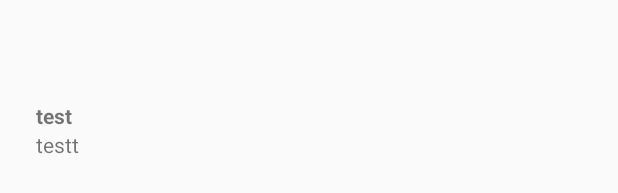
After one commit to niekvlessert/ViGaMuP, an Android app: the layout activity_custom_notification.xml on its own in the app's theme, with its tools: preview values and no code run, on a phone screen of 412 x 824 dp. The commit adds this screen. Shown: the part 488-681 px from the top of the screen. Run offline under Robolectric (Android 15) with nearby library versions, the phone set to English and light mode, and no system bars.

Commit message:
- Bluetooth state fixes - Playback bar in activity will display correct status when starting the activity half way - Fix track numbers, start at 01 instead of 00 - Initial Custom Notification

```diff
--- a/app/src/main/java/nl/vlessert/vigamup/Game.java
+++ b/app/src/main/java/nl/vlessert/vigamup/Game.java
@@ -103,7 +103,7 @@ public class Game {
                 return false;
             } else {
                 for (int i =0; i < trackList.length; i++){
-                    if (i<10) title = "0"+ Integer.toString(i); else title = Integer.toString(i);
+                    if (i+1<10) title = "0"+ Integer.toString(i+1); else title = Integer.toString(i+1);
                     title += " - Track " + trackList[i];
                     trackInformation.add(new GameTrack(trackList[i], title, 30, 0, true));
                 }
--- /dev/null
+++ b/app/src/main/res/layout/activity_custom_notification.xml
@@ -0,0 +1,42 @@
+<?xml version="1.0" encoding="utf-8"?>
+
+<RelativeLayout xmlns:android="http://schemas.android.com/apk/res/android"
+    android:layout_width="match_parent"
+    android:layout_height="match_parent"
+    style="@android:style/TextAppearance.StatusBar.EventContent"
+    >
+
+    <ImageView
+        android:id="@+id/imagenotileft"
+        android:layout_width="wrap_content"
+        android:layout_height="match_parent"
+        android:layout_margin="8dp"
+        android:contentDescription="@string/app_name"/>
+
+
+    <LinearLayout
+        android:layout_width="wrap_content"
+        android:layout_height="match_parent"
+        android:layout_alignParentBottom="false"
+        android:layout_margin="8dp"
+        android:layout_toRightOf="@+id/imagenotileft"
+        android:gravity="center_vertical"
+        android:orientation="vertical">
+
+        <TextView
+            android:id="@+id/title"
+            android:layout_width="wrap_content"
+            android:layout_height="wrap_content"
+            android:text="test"
+            android:textStyle="bold"
+            />
+
+        <TextView
+            android:id="@+id/text"
+            android:layout_width="wrap_content"
+            android:layout_height="wrap_content"
+            android:text="testt"
+            />
+    </LinearLayout>
+
+</RelativeLayout>
```
Also changed, not shown: app/src/main/java/nl/vlessert/vigamup/MainActivity.java (+8 -6 lines), app/src/main/java/nl/vlessert/vigamup/PlayerService.java (+51 -17 lines).
